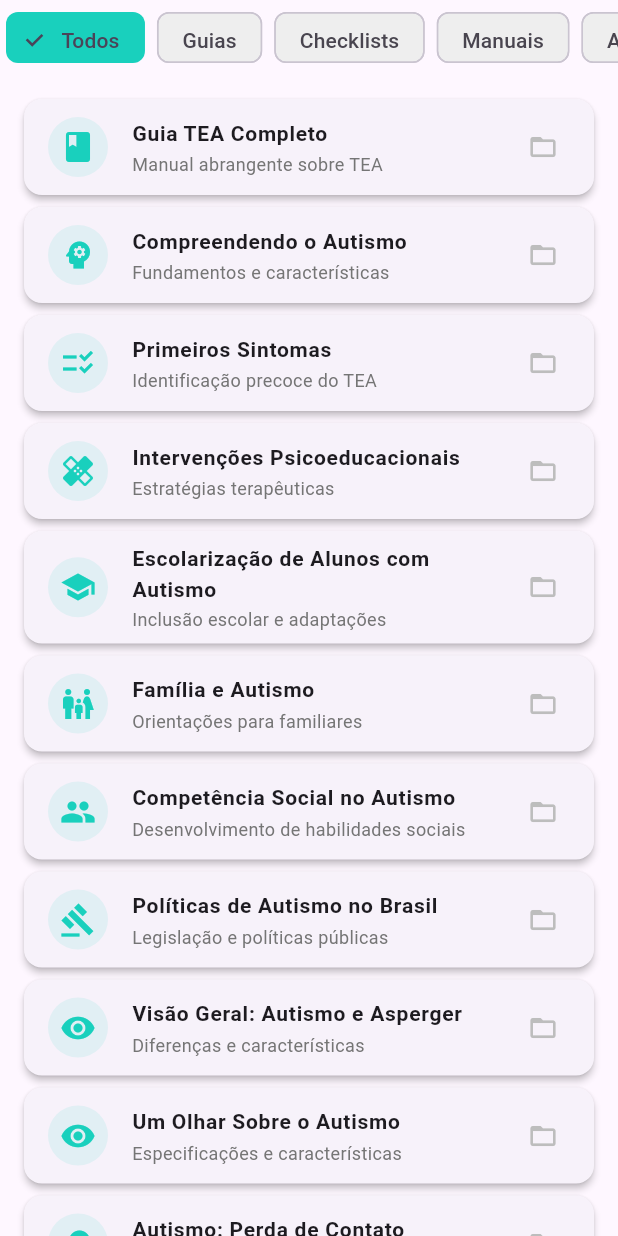
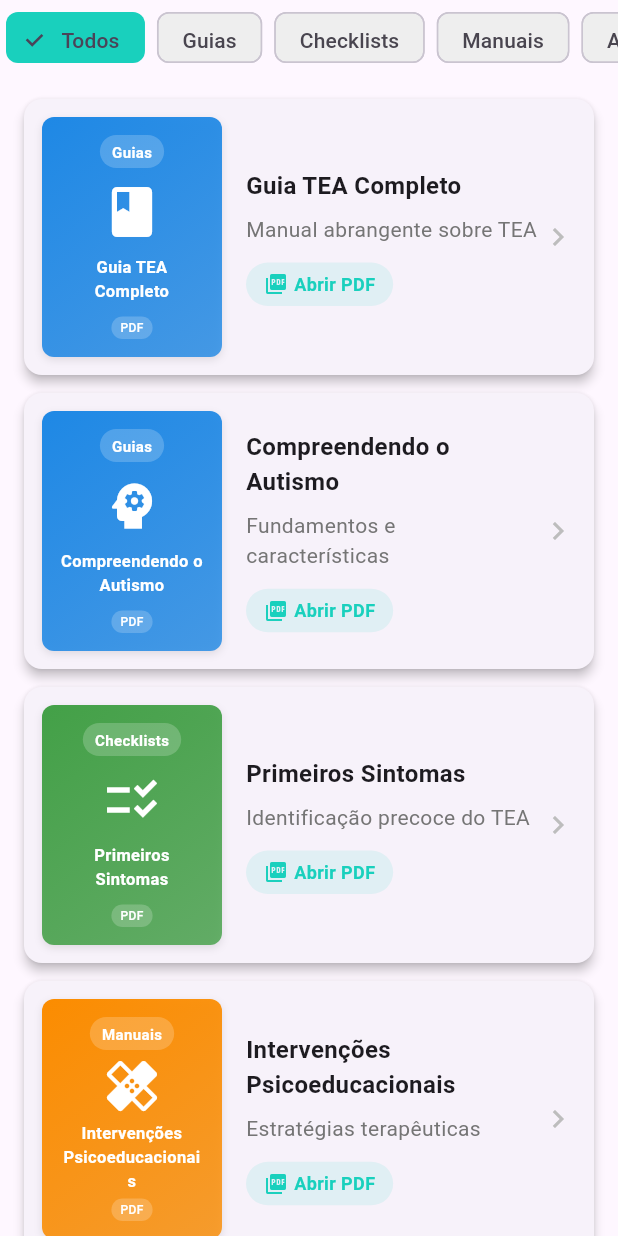
Before and after one commit to GabrielFaria1509/ProjetoFetin, a Flutter app: the ResourcesTab widget shown alone on an empty page, opened directly, on a phone screen of 412 x 824 dp. Run offline on Flutter 3.47's test engine with Material 3 defaults, Android fonts, the phone set to English and light mode, and no system bars; our stand-ins replace image_picker, shared_preferences; missing offline and left inert: flutter_pdfview; accounts and stored records are empty.

Commit message:
Implementado visualizador de PDF completo com capas personalizadas e navegação por páginas

```diff
--- a/frontend-flutter/tism/lib/views/feed/resources_tab.dart
+++ b/frontend-flutter/tism/lib/views/feed/resources_tab.dart
@@ -1,6 +1,7 @@
 import 'package:flutter/material.dart';
 import 'package:tism/constants/colors.dart';
 import 'package:tism/views/pdf/pdf_viewer.dart';
+import 'package:tism/widgets/pdf_cover_generator.dart';
 
 class ResourcesTab extends StatefulWidget {
   const ResourcesTab({super.key});
@@ -167,29 +168,92 @@ class _ResourcesTabState extends State<ResourcesTab> {
   }
 
   Widget _buildResourceCard(String title, String description, IconData icon, VoidCallback onTap) {
+    final resource = filteredResources.firstWhere(
+      (r) => r['title'] == title,
+      orElse: () => {'type': 'Guias'},
+    );
+
     return Card(
-      margin: const EdgeInsets.only(bottom: 8),
-      elevation: 2,
-      child: ListTile(
-        leading: CircleAvatar(
-          backgroundColor: tismAqua.withAlpha(25),
-          child: Icon(icon, color: tismAqua, size: 24),
+      margin: const EdgeInsets.only(bottom: 12),
+      elevation: 3,
+      shape: RoundedRectangleBorder(borderRadius: BorderRadius.circular(12)),
+      child: InkWell(
+        onTap: onTap,
+        borderRadius: BorderRadius.circular(12),
+        child: Padding(
+          padding: const EdgeInsets.all(12),
+          child: Row(
+            children: [
+              PDFCoverGenerator(
+                title: title,
+                type: resource['type'] ?? 'Guias',
+                icon: icon,
               ),
-        title: Text(
+              const SizedBox(width: 16),
+              Expanded(
+                child: Column(
+                  crossAxisAlignment: CrossAxisAlignment.start,
+                  children: [
+                    Text(
                       title,
-          style: const TextStyle(fontWeight: FontWeight.w600, fontSize: 14),
+                      style: const TextStyle(
+                        fontWeight: FontWeight.bold,
+                        fontSize: 16,
+                      ),
                       maxLines: 2,
                       overflow: TextOverflow.ellipsis,
                     ),
-        subtitle: Text(
+                    const SizedBox(height: 8),
+                    Text(
                       description,
-          style: TextStyle(fontSize: 12, color: Colors.grey[600]),
-          maxLines: 1,
+                      style: TextStyle(
+                        fontSize: 14,
+                        color: Colors.grey[600],
+                      ),
+                      maxLines: 2,
                       overflow: TextOverflow.ellipsis,
                     ),
-        trailing: Icon(Icons.folder_open, color: Colors.grey[400], size: 20),
-        onTap: onTap,
-        dense: true,
+                    const SizedBox(height: 12),
+                    Container(
+                      padding: const EdgeInsets.symmetric(
+                        horizontal: 12,
+                        vertical: 6,
+                      ),
+                      decoration: BoxDecoration(
+                        color: tismAqua.withOpacity(0.1),
+                        borderRadius: BorderRadius.circular(16),
+                      ),
+                      child: Row(
+                        mainAxisSize: MainAxisSize.min,
+                        children: [
+                          Icon(
+                            Icons.picture_as_pdf,
+                            size: 16,
+                            color: tismAqua,
+                          ),
+                          const SizedBox(width: 4),
+                          Text(
+                            'Abrir PDF',
+                            style: TextStyle(
+                              fontSize: 12,
+                              color: tismAqua,
+                              fontWeight: FontWeight.w600,
+                            ),
+                          ),
+                        ],
+                      ),
+                    ),
+                  ],
+                ),
+              ),
+              Icon(
+                Icons.chevron_right,
+                color: Colors.grey[400],
+                size: 24,
+              ),
+            ],
+          ),
+        ),
       ),
     );
   }
--- /dev/null
+++ b/frontend-flutter/tism/lib/widgets/pdf_cover_generator.dart
@@ -0,0 +1,112 @@
+import 'package:flutter/material.dart';
+import 'package:tism/constants/colors.dart';
+
+class PDFCoverGenerator extends StatelessWidget {
+  final String title;
+  final String type;
+  final IconData icon;
+
+  const PDFCoverGenerator({
+    super.key,
+    required this.title,
+    required this.type,
+    required this.icon,
+  });
+
+  Color _getTypeColor(String type) {
+    switch (type) {
+      case 'Guias':
+        return Colors.blue[600]!;
+      case 'Checklists':
+        return Colors.green[600]!;
+      case 'Manuais':
+        return Colors.orange[600]!;
+      case 'Artigos':
+        return Colors.purple[600]!;
+      default:
+        return tismAqua;
+    }
+  }
+
+  @override
+  Widget build(BuildContext context) {
+    final typeColor = _getTypeColor(type);
+
+    return Container(
+      width: 120,
+      height: 160,
+      decoration: BoxDecoration(
+        gradient: LinearGradient(
+          begin: Alignment.topLeft,
+          end: Alignment.bottomRight,
+          colors: [
+            typeColor,
+            typeColor.withOpacity(0.8),
+          ],
+        ),
+        borderRadius: BorderRadius.circular(8),
+        boxShadow: [
+          BoxShadow(
+            color: Colors.black.withOpacity(0.1),
+            blurRadius: 4,
+            offset: const Offset(0, 2),
+          ),
+        ],
+      ),
+      child: Padding(
+        padding: const EdgeInsets.all(12),
+        child: Column(
+          mainAxisAlignment: MainAxisAlignment.spaceBetween,
+          children: [
+            Container(
+              padding: const EdgeInsets.symmetric(horizontal: 8, vertical: 4),
+              decoration: BoxDecoration(
+                color: Colors.white.withOpacity(0.2),
+                borderRadius: BorderRadius.circular(12),
+              ),
+              child: Text(
+                type,
+                style: const TextStyle(
+                  color: Colors.white,
+                  fontSize: 10,
+                  fontWeight: FontWeight.w600,
+                ),
+              ),
+            ),
+            Icon(
+              icon,
+              color: Colors.white,
+              size: 40,
+            ),
+            Text(
+              title,
+              style: const TextStyle(
+                color: Colors.white,
+                fontSize: 11,
+                fontWeight: FontWeight.bold,
+              ),
+              textAlign: TextAlign.center,
+              maxLines: 3,
+              overflow: TextOverflow.ellipsis,
+            ),
+            Container(
+              padding: const EdgeInsets.symmetric(horizontal: 6, vertical: 2),
+              decoration: BoxDecoration(
+                color: Colors.white.withOpacity(0.2),
+                borderRadius: BorderRadius.circular(8),
+              ),
+              child: const Text(
+                'PDF',
+                style: TextStyle(
+                  color: Colors.white,
+                  fontSize: 8,
+                  fontWeight: FontWeight.w500,
+                ),
+              ),
+            ),
+          ],
+        ),
+      ),
+    );
+  }
+}
```
Also changed, not shown: frontend-flutter/tism/lib/views/feed/feed_page.dart (+63 -81 lines), frontend-flutter/tism/lib/views/pdf/pdf_viewer.dart (+98 -84 lines). Lines whose indentation alone changed are shown as unchanged.
